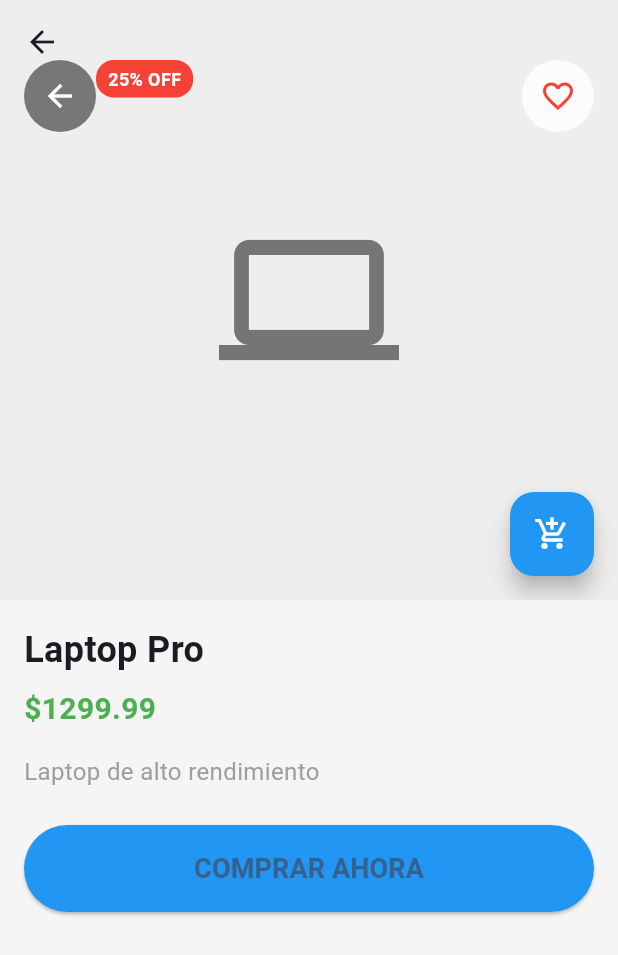
After one commit to CristianTambaco/Taller12, a Flutter app: the screen it shows after launch, after a tap on "Laptop Pro", on a phone screen of 412 x 824 dp. The commit adds this screen. Shown: the top 955 px of the screen. Run offline on Flutter 3.47's test engine with Material 3 defaults, Android fonts, the phone set to English and light mode, and no system bars.

Commit message:
modified:   catalogo_productos/lib/screens/home_screen.dart 	new file:   catalogo_productos/lib/screens/producto_detalle_screen.dart 	modified:   catalogo_productos/lib/widgets/producto_card.dart

```diff
--- a/catalogo_productos/lib/screens/home_screen.dart
+++ b/catalogo_productos/lib/screens/home_screen.dart
@@ -5,6 +5,11 @@ import 'package:flutter/material.dart';
 import '../models/producto.dart';
 import '../widgets/producto_card.dart';
 import '../widgets/barra_navegacion.dart';
+
+
+
+
+
 
 class HomeScreen extends StatefulWidget {
   const HomeScreen({super.key});
@@ -89,6 +94,46 @@ class _HomeScreenState extends State<HomeScreen> {
   }
 
   Widget _buildContenidoPrincipal() {
+  return LayoutBuilder(
+    builder: (context, constraints) {
+      // Si el ancho es >= 900px, mostrar layout con sidebar
+      if (constraints.maxWidth >= 900) {
+        return Row(
+          children: [
+            // Sidebar con categorías
+            SizedBox(
+              width: 250,
+              child: _buildSidebar(),
+            ),
+            const SizedBox(width: 24),
+            // Contenido principal
+            Expanded(
+              child: SingleChildScrollView(
+                child: Column(
+                  crossAxisAlignment: CrossAxisAlignment.start,
+                  children: [
+                    // Encabezado
+                    _buildEncabezado(),
+                    const SizedBox(height: 20),
+                    // Título de sección
+                    const Text(
+                      'Productos Destacados',
+                      style: TextStyle(
+                        fontSize: 20,
+                        fontWeight: FontWeight.bold,
+                      ),
+                    ),
+                    const SizedBox(height: 16),
+                    // Grid de productos
+                    _buildGridProductos(),
+                  ],
+                ),
+              ),
+            ),
+          ],
+        );
+      } else {
+        // Layout móvil (actual)
         return SingleChildScrollView(
           padding: const EdgeInsets.all(16),
           child: Column(
@@ -115,6 +160,70 @@ class _HomeScreenState extends State<HomeScreen> {
           ),
         );
       }
+    },
+  );
+}
+
+// Nuevo método para el sidebar
+Widget _buildSidebar() {
+  final categorias = ['Todos', 'Electrónica', 'Fotografía', 'Accesorios'];
+
+  return Container(
+    padding: const EdgeInsets.all(16),
+    decoration: BoxDecoration(
+      color: Colors.white,
+      borderRadius: BorderRadius.circular(16),
+      boxShadow: [
+        BoxShadow(
+          color: Colors.grey.withOpacity(0.1),
+          blurRadius: 10,
+          offset: const Offset(0, 2),
+        ),
+      ],
+    ),
+    child: Column(
+      crossAxisAlignment: CrossAxisAlignment.start,
+      children: [
+        const Text(
+          'Categorías',
+          style: TextStyle(
+            fontSize: 18,
+            fontWeight: FontWeight.bold,
+            color: Colors.grey,
+          ),
+        ),
+        const SizedBox(height: 16),
+        ...categorias.map((categoria) {
+          return ListTile(
+            contentPadding: EdgeInsets.zero,
+            leading: Icon(
+              _getIconoCategoria(categoria),
+              color: Colors.blue,
+            ),
+            title: Text(categoria),
+            onTap: () {},
+            hoverColor: Colors.blue[50],
+          );
+        }).toList(),
+      ],
+    ),
+  );
+}
+
+// Método auxiliar para obtener iconos de categorías
+IconData _getIconoCategoria(String categoria) {
+  switch (categoria) {
+    case 'Electrónica':
+      return Icons.electrical_services; // ✅ Corregido
+    case 'Fotografía':
+      return Icons.camera_alt;
+    case 'Accesorios':
+      return Icons.devices;
+    default:
+      return Icons.category;
+  }
+}
+
 
   Widget _buildEncabezado() {
     // LAYOUTBUILDER: Construye UI según el espacio disponible
--- /dev/null
+++ b/catalogo_productos/lib/screens/producto_detalle_screen.dart
@@ -0,0 +1,187 @@
+import 'package:flutter/material.dart';
+import '../models/producto.dart';
+
+class ProductoDetalleScreen extends StatelessWidget {
+  final Producto producto;
+
+  const ProductoDetalleScreen({
+    super.key,
+    required this.producto,
+  });
+
+  @override
+  Widget build(BuildContext context) {
+    return Scaffold(
+      backgroundColor: Colors.grey[100],
+      body: CustomScrollView(
+        slivers: [
+          SliverAppBar(
+            backgroundColor: Colors.white,
+            expandedHeight: 400,
+            floating: false,
+            pinned: true,
+            flexibleSpace: FlexibleSpaceBar(
+              background: Stack(
+                children: [
+                  // Imagen del producto (icono)
+                  Container(
+                    width: double.infinity,
+                    height: 400, // Asegura que ocupe el espacio completo
+                    decoration: BoxDecoration(
+                      color: Colors.grey[200],
+                    ),
+                    child: Center(
+                      child: Icon(
+                        _getIcono(producto.imagenUrl),
+                        size: 120,
+                        color: Colors.grey[600],
+                      ),
+                    ),
+                  ),
+                  // Botón de volver atrás
+                  Positioned(
+                    top: 40,
+                    left: 16,
+                    child: Container(
+                      decoration: BoxDecoration(
+                        color: Colors.black.withOpacity(0.5),
+                        shape: BoxShape.circle,
+                      ),
+                      child: IconButton(
+                        icon: const Icon(Icons.arrow_back, color: Colors.white),
+                        onPressed: () {
+                          Navigator.of(context).pop();
+                        },
+                      ),
+                    ),
+                  ),
+                  // Ícono de favorito
+                  Positioned(
+                    top: 40,
+                    right: 16,
+                    child: Container(
+                      decoration: BoxDecoration(
+                        color: Colors.white.withOpacity(0.8),
+                        shape: BoxShape.circle,
+                      ),
+                      child: IconButton(
+                        icon: const Icon(Icons.favorite_border, color: Colors.red),
+                        onPressed: () {},
+                      ),
+                    ),
+                  ),
+                  // Badge de descuento
+                  Positioned(
+                    top: 40,
+                    left: 16 + 48, // Desplazado del botón de atrás
+                    child: Container(
+                      padding: const EdgeInsets.symmetric(horizontal: 8, vertical: 4),
+                      decoration: BoxDecoration(
+                        color: Colors.red,
+                        borderRadius: BorderRadius.circular(12),
+                      ),
+                      child: const Text(
+                        '25% OFF',
+                        style: TextStyle(
+                          color: Colors.white,
+                          fontSize: 12,
+                          fontWeight: FontWeight.bold,
+                        ),
+                      ),
+                    ),
+                  ),
+                  // Botón flotante de agregar al carrito
+                  Positioned(
+                    bottom: 16,
+                    right: 16,
+                    child: FloatingActionButton(
+                      backgroundColor: Colors.blue,
+                      onPressed: () {},
+                      child: const Icon(Icons.add_shopping_cart, color: Colors.white),
+                    ),
+                  ),
+                ],
+              ),
+            ),
+          ),
+          SliverToBoxAdapter(
+            child: Container(
+              padding: const EdgeInsets.all(16),
+              child: Column(
+                crossAxisAlignment: CrossAxisAlignment.start,
+                children: [
+                  // Nombre del producto
+                  Text(
+                    producto.nombre,
+                    style: const TextStyle(
+                      fontSize: 24,
+                      fontWeight: FontWeight.bold,
+                    ),
+                  ),
+                  const SizedBox(height: 8),
+                  // Precio
+                  Text(
+                    '\$${producto.precio.toStringAsFixed(2)}',
+                    style: const TextStyle(
+                      fontSize: 20,
+                      fontWeight: FontWeight.bold,
+                      color: Colors.green,
+                    ),
+                  ),
+                  const SizedBox(height: 16),
+                  // Descripción detallada
+                  Text(
+                    producto.descripcion,
+                    style: const TextStyle(
+                      fontSize: 16,
+                      color: Colors.grey,
+                    ),
+                  ),
+                  const SizedBox(height: 24),
+                  // Botón de compra adicional
+                  SizedBox(
+                    width: double.infinity,
+                    child: ElevatedButton(
+                      onPressed: () {},
+                      style: ElevatedButton.styleFrom(
+                        backgroundColor: Colors.blue,
+                        padding: const EdgeInsets.symmetric(vertical: 16),
+                      ),
+                      child: const Text(
+                        'COMPRAR AHORA',
+                        style: TextStyle(
+                          fontSize: 18,
+                          fontWeight: FontWeight.bold,
+                        ),
+                      ),
+                    ),
+                  ),
+                ],
+              ),
+            ),
+          ),
+        ],
+      ),
+    );
+  }
+
+  // Método auxiliar para obtener iconos
+  IconData _getIcono(String tipo) {
+    switch (tipo) {
+      case 'laptop':
+        return Icons.laptop;
+      case 'headphones':
+        return Icons.headphones;
+      case 'watch':
+        return Icons.watch;
+      case 'camera':
+        return Icons.camera_alt;
+      case 'keyboard':
+        return Icons.keyboard;
+      case 'mouse':
+        return Icons.mouse;
+      default:
+        return Icons.shopping_bag;
+    }
+  }
+}
--- a/catalogo_productos/lib/widgets/producto_card.dart
+++ b/catalogo_productos/lib/widgets/producto_card.dart
@@ -1,13 +1,11 @@
 // Usaremos Container, Column, Row, Stack y Positioned
-
-
 
 import 'package:flutter/material.dart';
 import '../models/producto.dart';
+import '../screens/producto_detalle_screen.dart'; // Importacion de la nueva pantalla
 
 class ProductoCard extends StatelessWidget {
   final Producto producto;
-
   const ProductoCard({
     super.key,
     required this.producto,
@@ -15,7 +13,16 @@ class ProductoCard extends StatelessWidget {
 
   @override
   Widget build(BuildContext context) {
-    return Container(
+    return GestureDetector(
+      onTap: () {
+        Navigator.push(
+          context,
+          MaterialPageRoute(
+            builder: (context) => ProductoDetalleScreen(producto: producto),
+          ),
+        );
+      },
+      child: Container(
         // CONTAINER: Widget para decoración y dimensiones
         decoration: BoxDecoration(
           color: Colors.white,
@@ -135,6 +142,7 @@ class ProductoCard extends StatelessWidget {
             ),
           ],
         ),
+      ),
     );
   }
 
```
Lines whose indentation alone changed are shown as unchanged.
